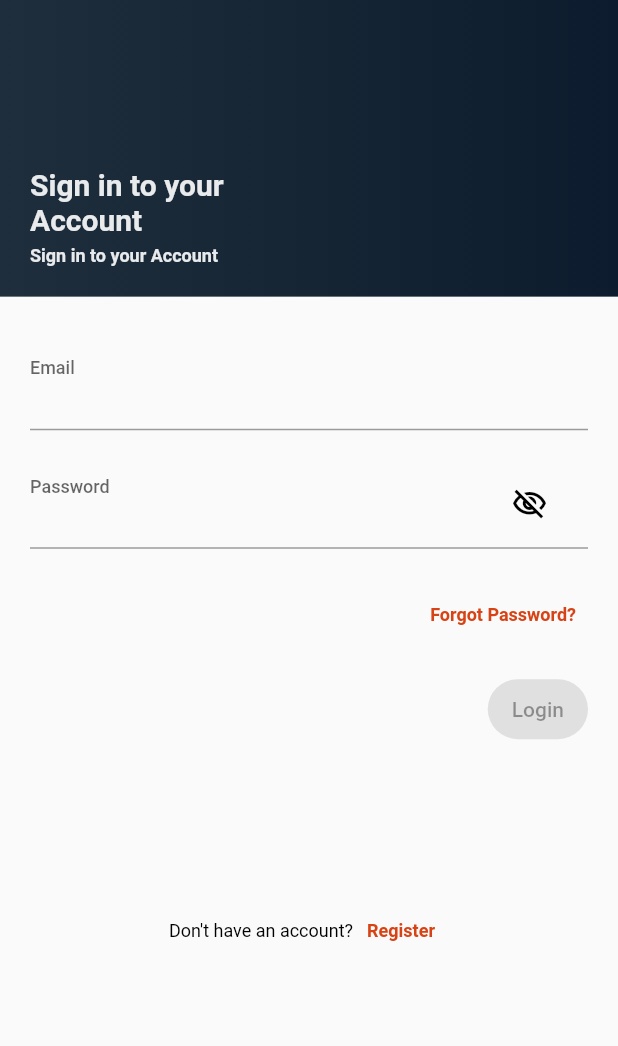
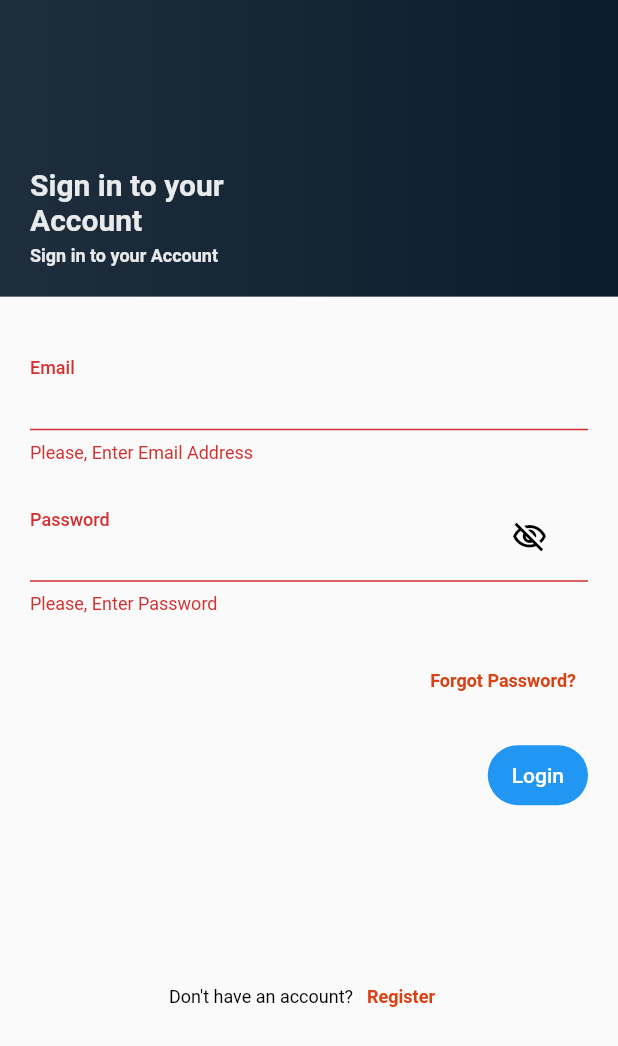
Before and after one commit to manimanitin/flutter_jwt_login, a Flutter app: the screen it shows after launch, after a tap on "Login", on a phone screen of 412 x 824 dp. Shown: the top 1046 px of the screen. Run offline on Flutter 3.47's test engine with Material 2 defaults, Android fonts, the phone set to English and light mode, and no system bars; our stand-ins replace flutter_secure_storage.

```diff
--- a/lib/main.dart
+++ b/lib/main.dart
@@ -19,24 +19,22 @@ class AppState extends StatelessWidget {
       providers: [
         ChangeNotifierProvider(create: (_) => AuthService()),
       ],
-      child: const MainApp(),
+      child: MainApp(),
     );
   }
 }
 
 class MainApp extends StatelessWidget {
-  const MainApp({super.key});
-
   @override
   Widget build(BuildContext context) {
     return MaterialApp(
       debugShowCheckedModeBanner: false,
       title: 'Login',
-      initialRoute: '/home',
+      initialRoute: '/checking',
       routes: {
-        '/home': (_) => HomeScreen(),
-        '/login': (_) => LoginScreen(),
-        '/registrar': (_) => RegisterScreen(),
+        '/home': (_) => const HomeScreen(),
+        '/login': (_) => const LoginScreen(),
+        '/registrar': (_) => const RegisterScreen(),
         '/checking': (_) => CheckAuthScreen(),
       },
       scaffoldMessengerKey: NotificationsService.messengerKey,
--- a/lib/screens/home_screen.dart
+++ b/lib/screens/home_screen.dart
@@ -1,6 +1,7 @@
 // ignore_for_file: prefer_const_constructors, sort_child_properties_last
 
 import 'package:flutter/material.dart';
+import 'package:flutter_jwt_login/services/auth_service.dart';
 
 import '../colors/colors.dart';
 
@@ -22,6 +23,7 @@ class HomeScreen extends StatelessWidget {
             const SizedBox(height: 20),
             ElevatedButton(
               onPressed: () {
+                AuthService().logout();
                 Navigator.pushNamed(context, '/login');
               },
               child: const Text('Login'),
@@ -32,6 +34,7 @@ class HomeScreen extends StatelessWidget {
             const SizedBox(height: 20),
             ElevatedButton(
               onPressed: () {
+                AuthService().logout();
                 Navigator.pushNamed(context, '/registrar');
               },
               child: const Text('Registrar'),
--- a/lib/screens/login_screen.dart
+++ b/lib/screens/login_screen.dart
@@ -1,4 +1,8 @@
 import 'package:flutter/material.dart';
+import 'package:flutter_jwt_login/providers/login_form_provider.dart';
+import 'package:flutter_jwt_login/services/auth_service.dart';
+import 'package:flutter_jwt_login/services/notification_service.dart';
+import 'package:provider/provider.dart';
 
 import '../widgets/form_field.dart';
 import '../colors/colors.dart';
@@ -11,26 +15,46 @@ class LoginScreen extends StatefulWidget {
 }
 
 class _LoginScreenState extends State<LoginScreen> {
+  @override
+  Widget build(BuildContext context) {
+    return Scaffold(
+      body: SingleChildScrollView(
+        child: ChangeNotifierProvider(
+          create: (_) => LoginFormProvider(),
+          child: const _LoginForm(),
+        ),
+      ),
+    );
+  }
+}
+
+class _LoginForm extends StatefulWidget {
+  const _LoginForm({super.key});
+  static final RegExp emailRegex = RegExp(
+    r"^[a-zA-Z0-9.a-zA-Z0-9.!#$%&'*+-/=?^_`{|}~]+@[a-zA-Z0-9]+\.([a-zA-Z]{2,})+",
+  );
+  static final RegExp passwordRegex = RegExp(
+    r'^(?=.*[a-z])(?=.*[A-Z])(?=.*\d)(?=.*[@$#!%*?&_])[A-Za-z\d@#$!%*?&_].{6,}$',
+  );
+  @override
+  State<_LoginForm> createState() => __LoginFormState();
+}
+
+class __LoginFormState extends State<_LoginForm> {
   final _formKey = GlobalKey<FormState>();
   TextEditingController emailController = TextEditingController();
   TextEditingController passwordController = TextEditingController();
 
   bool isObscure = true;
 
-  static final RegExp emailRegex = RegExp(
-    r"^[a-zA-Z0-9.a-zA-Z0-9.!#$%&'*+-/=?^_`{|}~]+@[a-zA-Z0-9]+\.([a-zA-Z]{2,})+",
-  );
-  static final RegExp passwordRegex = RegExp(
-    r'^(?=.*[a-z])(?=.*[A-Z])(?=.*\d)(?=.*[@$#!%*?&_])[A-Za-z\d@#$!%*?&_].{7,}$',
-  );
-
   @override
   Widget build(BuildContext context) {
     final size = MediaQuery.of(context).size;
-    return Scaffold(
-      body: SingleChildScrollView(
-        child: Form(
-          key: _formKey,
+    final loginForm = Provider.of<LoginFormProvider>(context);
+
+    return Form(
+      key: loginForm.formKey,
+      autovalidateMode: AutovalidateMode.onUserInteraction,
       child: Column(
         children: [
           Container(
@@ -71,8 +95,7 @@ class _LoginScreenState extends State<LoginScreen> {
             ),
           ),
           Padding(
-                padding:
-                    const EdgeInsets.symmetric(horizontal: 20, vertical: 30),
+            padding: const EdgeInsets.symmetric(horizontal: 20, vertical: 30),
             child: Column(
               crossAxisAlignment: CrossAxisAlignment.end,
               mainAxisSize: MainAxisSize.min,
@@ -81,13 +104,11 @@ class _LoginScreenState extends State<LoginScreen> {
                   labelText: 'Email',
                   keyboardType: TextInputType.emailAddress,
                   textInputAction: TextInputAction.next,
-                      onChanged: (value) {
-                        _formKey.currentState?.validate();
-                      },
+                  onChanged: (value) => loginForm.email = value,
                   validator: (value) {
                     return value!.isEmpty
                         ? 'Please, Enter Email Address'
-                            : emailRegex.hasMatch(value)
+                        : _LoginForm.emailRegex.hasMatch(value)
                             ? null
                             : 'Invalid Email Address';
                   },
@@ -97,13 +118,11 @@ class _LoginScreenState extends State<LoginScreen> {
                   labelText: 'Password',
                   keyboardType: TextInputType.visiblePassword,
                   textInputAction: TextInputAction.done,
-                      onChanged: (value) {
-                        _formKey.currentState?.validate();
-                      },
+                  onChanged: (value) => loginForm.password = value,
                   validator: (value) {
                     return value!.isEmpty
                         ? 'Please, Enter Password'
-                            : passwordRegex.hasMatch(value)
+                        : _LoginForm.passwordRegex.hasMatch(value)
                             ? null
                             : 'Invalid Password';
                   },
@@ -146,25 +165,37 @@ class _LoginScreenState extends State<LoginScreen> {
                   height: 15,
                 ),
                 FilledButton(
-                      onPressed: _formKey.currentState?.validate() ?? false
-                          ? () {
-                              ScaffoldMessenger.of(context).showSnackBar(
-                                const SnackBar(
-                                  content: Text('Logged In!'),
-                                ),
-                              );
+                  onPressed: loginForm.isLoading
+                      ? null
+                      : () async {
+                          FocusScope.of(context).unfocus();
+                          final authService =
+                              Provider.of<AuthService>(context, listen: false);
+
+                          if (!loginForm.isValidForm()) return;
+
+                          loginForm.isLoading = true;
+
+                          // TODO: validar si el login es correcto
+                          final String? errorMessage = await authService.login(
+                              loginForm.email, loginForm.password);
+
+                          if (errorMessage == null) {
                             emailController.clear();
                             passwordController.clear();
+                            Navigator.pushReplacementNamed(context, '/home');
+                          } else {
+                            // TODO: mostrar error en pantalla
+                            NotificationsService.showSnackbar(errorMessage);
+                            loginForm.isLoading = false;
                           }
-                          : null,
+                        },
                   style: const ButtonStyle().copyWith(
-                        backgroundColor: MaterialStateProperty.all(
-                          _formKey.currentState?.validate() ?? false
-                              ? null
-                              : Colors.grey.shade300,
+                    backgroundColor: MaterialStateProperty.all(null),
                   ),
+                  child: Text(
+                    loginForm.isLoading ? 'Espere' : 'Login',
                   ),
-                      child: const Text('Login'),
                 ),
                 const SizedBox(
                   height: 30,
@@ -176,8 +207,7 @@ class _LoginScreenState extends State<LoginScreen> {
             ),
           ),
           Padding(
-                padding:
-                    const EdgeInsets.symmetric(vertical: 10, horizontal: 25),
+            padding: const EdgeInsets.symmetric(vertical: 10, horizontal: 25),
             child: Row(
               mainAxisAlignment: MainAxisAlignment.center,
               children: [
@@ -190,7 +220,7 @@ class _LoginScreenState extends State<LoginScreen> {
                 ),
                 TextButton(
                   onPressed: () =>
-                          Navigator.pushNamed(context, '/registrar'),
+                      Navigator.pushReplacementNamed(context, '/registrar'),
                   style: Theme.of(context).textButtonTheme.style,
                   child: Text(
                     'Register',
@@ -205,8 +235,6 @@ class _LoginScreenState extends State<LoginScreen> {
           ),
         ],
       ),
-        ),
-      ),
     );
   }
 }
```
Also changed, not shown: lib/screens/register_screen.dart (+6 -4 lines), lib/services/auth_service.dart (+23 -3 lines). Lines whose indentation alone changed are shown as unchanged.
